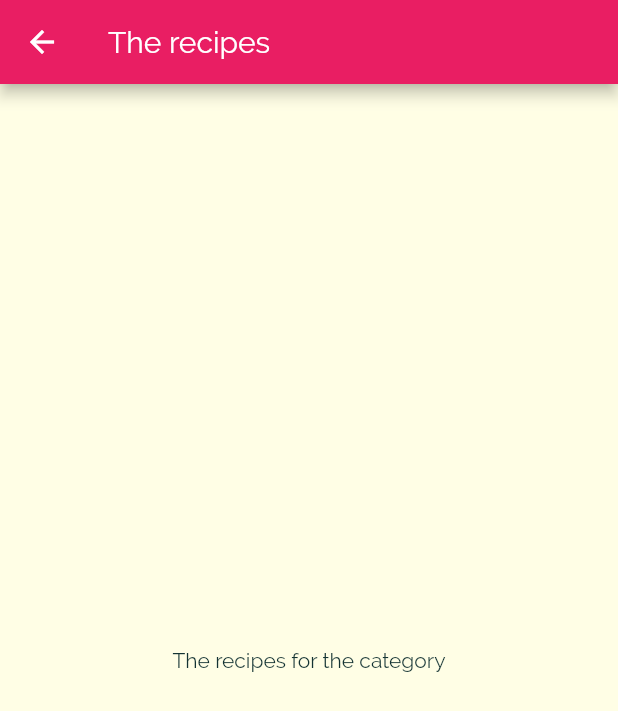
After one commit to leosuncin/flutter_meal_app, a Flutter app: the screen it shows after launch, after a tap on "Italian", on a phone screen of 412 x 824 dp. The commit adds this screen. Shown: the top 711 px of the screen. Run offline on Flutter 3.47's test engine with Material 2 defaults, Android fonts, the phone set to English and light mode, and no system bars.

Commit message:
Navigate to meal recipes screen

```diff
--- a/lib/category_item.dart
+++ b/lib/category_item.dart
@@ -1,4 +1,5 @@
 import 'package:flutter/material.dart';
+import './category_meals_screen.dart';
 
 class CategoryItem extends StatelessWidget {
   final String title;
@@ -6,11 +7,21 @@ class CategoryItem extends StatelessWidget {
 
   CategoryItem({@required this.title, @required this.color});
 
+  Function selectCategory(BuildContext context) {
+    return () => Navigator.of(context)
+        .push(MaterialPageRoute(builder: (_) => CategoryMealsScreen()));
+  }
+
   @override
   Widget build(BuildContext context) {
     final theme = Theme.of(context);
+    final borderRadius = BorderRadius.circular(15);
 
-    return Container(
+    return InkWell(
+      onTap: selectCategory(context),
+      splashColor: theme.primaryColor,
+      borderRadius: borderRadius,
+      child: Container(
         padding: const EdgeInsets.all(15),
         child: Text(
           title,
@@ -22,7 +33,8 @@ class CategoryItem extends StatelessWidget {
             begin: Alignment.topLeft,
             end: Alignment.bottomRight,
           ),
-        borderRadius: BorderRadius.circular(15),
+          borderRadius: borderRadius,
+        ),
       ),
     );
   }
--- /dev/null
+++ b/lib/category_meals_screen.dart
@@ -0,0 +1,15 @@
+import 'package:flutter/material.dart';
+
+class CategoryMealsScreen extends StatelessWidget {
+  @override
+  Widget build(BuildContext context) {
+    return Scaffold(
+      appBar: AppBar(
+        title: Text('The recipes'),
+      ),
+      body: Center(
+        child: Text('The recipes for the category'),
+      ),
+    );
+  }
+}
```
Lines whose indentation alone changed are shown as unchanged.
